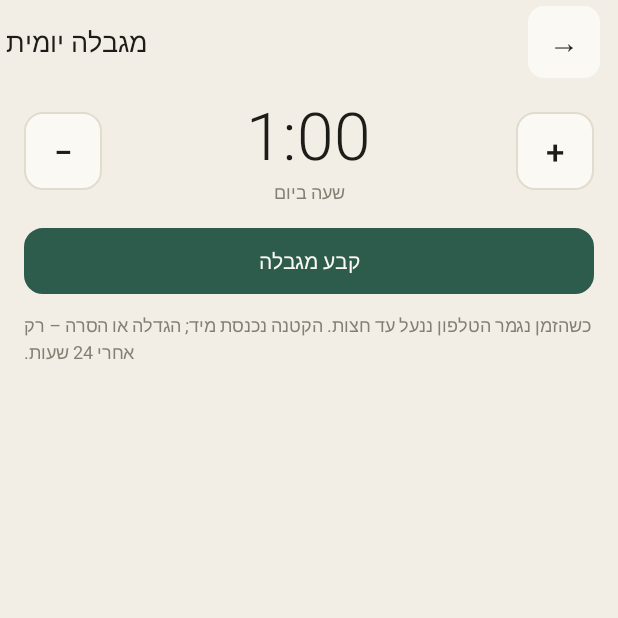
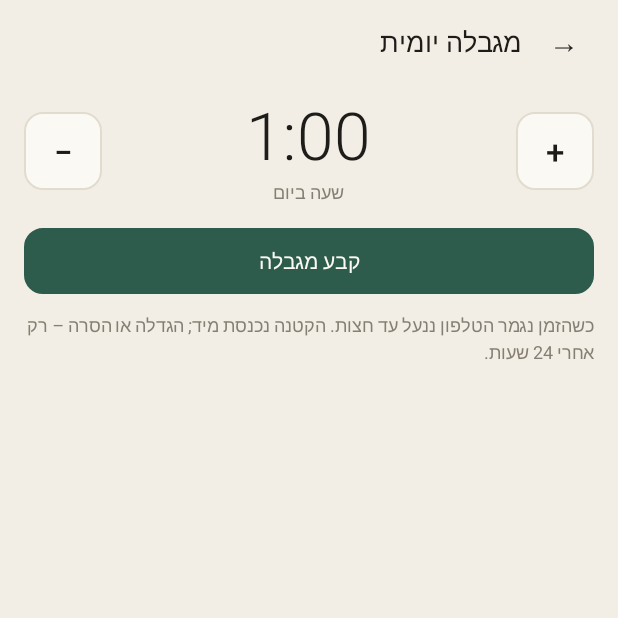
Before and after one commit to yairzandberg10/-, an Android app: the screen it shows after launch (MainActivity), after a tap on "מגבלה יומית", on a phone screen of 412 x 824 dp, the top half of it. Run offline under Robolectric (Android 15) with nearby library versions, the phone set to English and light mode, and no system bars.

Commit message:
Fix RTL text alignment, flat list rows, light status bar, exact-match taps in emulator test
Co-Authored-By: Claude Opus 5.5 <noreply@anthropic.com>
Claude-Session: https://claude.ai/code/session_01D2qsUE1gva4Q6iLRKoDLFz

```diff
--- a/app/src/main/java/com/ogen/app/AppPickerActivity.java
+++ b/app/src/main/java/com/ogen/app/AppPickerActivity.java
@@ -69,6 +69,7 @@ public class AppPickerActivity extends BaseActivity {
         lv.setClipToPadding(false);
         lv.setItemsCanFocus(false);
         lv.setSelector(R.drawable.row_bg);
+        lv.setLayoutDirection(View.LAYOUT_DIRECTION_RTL);
         lv.setDrawSelectorOnTop(false);
         lv.setAdapter(new Adapter(pm));
         lv.setOnItemClickListener((parent, view, pos, id) -> {
--- a/app/src/main/java/com/ogen/app/BaseActivity.java
+++ b/app/src/main/java/com/ogen/app/BaseActivity.java
@@ -13,6 +13,7 @@ public abstract class BaseActivity extends Activity {
     static final Locale HE = new Locale("iw");
 
     @Override protected void attachBaseContext(Context base) {
+        Locale.setDefault(HE);
         Configuration c = new Configuration(base.getResources().getConfiguration());
         c.setLocale(HE);
         c.setLayoutDirection(HE);
--- a/app/src/main/java/com/ogen/app/MainActivity.java
+++ b/app/src/main/java/com/ogen/app/MainActivity.java
@@ -287,6 +287,7 @@ public class MainActivity extends BaseActivity {
 
     private static TextView center(TextView t) {
         t.setGravity(Gravity.CENTER);
+        t.setTextAlignment(View.TEXT_ALIGNMENT_CENTER);
         return t;
     }
 
--- a/app/src/main/java/com/ogen/app/Ui.java
+++ b/app/src/main/java/com/ogen/app/Ui.java
@@ -38,7 +38,9 @@ final class Ui {
         t.setTextColor(color(c, colorRes));
         t.setTypeface(tf);
         t.setLineSpacing(0, 1.12f);
-        t.setTextDirection(View.TEXT_DIRECTION_LOCALE);
+        // Hebrew paragraphs, aligned to the right edge, regardless of the phone's language
+        t.setTextDirection(View.TEXT_DIRECTION_RTL);
+        t.setTextAlignment(View.TEXT_ALIGNMENT_VIEW_START);
         t.setGravity(Gravity.START);
         return t;
     }
@@ -66,6 +68,7 @@ final class Ui {
         b.setStateListAnimator(null);
         b.setFocusable(true);
         b.setSingleLine(true);
+        b.setTextDirection(View.TEXT_DIRECTION_RTL);
         b.setEllipsize(TextUtils.TruncateAt.END);
         return b;
     }
--- a/app/src/main/res/drawable/row_bg.xml
+++ b/app/src/main/res/drawable/row_bg.xml
@@ -1,6 +1,7 @@
 <?xml version="1.0" encoding="utf-8"?>
 <selector xmlns:android="http://schemas.android.com/apk/res/android">
-    <item android:state_pressed="true"><shape><solid android:color="@color/line"/><stroke android:width="1dp" android:color="@color/card"/><corners android:radius="10dp"/></shape></item>
-    <item android:state_focused="true"><shape><solid android:color="@color/card"/><stroke android:width="2.5dp" android:color="@color/pine"/><corners android:radius="10dp"/></shape></item>
-    <item><shape><solid android:color="@color/card"/><stroke android:width="1dp" android:color="@color/card"/><corners android:radius="10dp"/></shape></item>
+    <item android:state_pressed="true"><shape><solid android:color="@color/line"/><corners android:radius="10dp"/></shape></item>
+    <item android:state_focused="true"><shape><solid android:color="@color/card"/><stroke android:width="2dp" android:color="@color/pine"/><corners android:radius="10dp"/></shape></item>
+    <item android:state_selected="true"><shape><solid android:color="@color/card"/><stroke android:width="2dp" android:color="@color/pine"/><corners android:radius="10dp"/></shape></item>
+    <item><shape><solid android:color="#00000000"/><corners android:radius="10dp"/></shape></item>
 </selector>
--- /dev/null
+++ b/app/src/main/res/values-v23/styles.xml
@@ -0,0 +1,14 @@
+<?xml version="1.0" encoding="utf-8"?>
+<resources>
+    <style name="Ogen" parent="android:Theme.Material.Light.NoActionBar">
+        <item name="android:windowBackground">@color/paper</item>
+        <item name="android:statusBarColor">@color/paper</item>
+        <item name="android:windowLightStatusBar">true</item>
+        <item name="android:navigationBarColor">@color/paper</item>
+        <item name="android:colorAccent">@color/pine</item>
+        <item name="android:colorPrimary">@color/paper</item>
+        <item name="android:colorPrimaryDark">@color/paper</item>
+        <item name="android:textColorPrimary">@color/ink</item>
+        <item name="android:alertDialogTheme">@style/OgenDialog</item>
+    </style>
+</resources>
```
Also changed, not shown: 1 other file.
